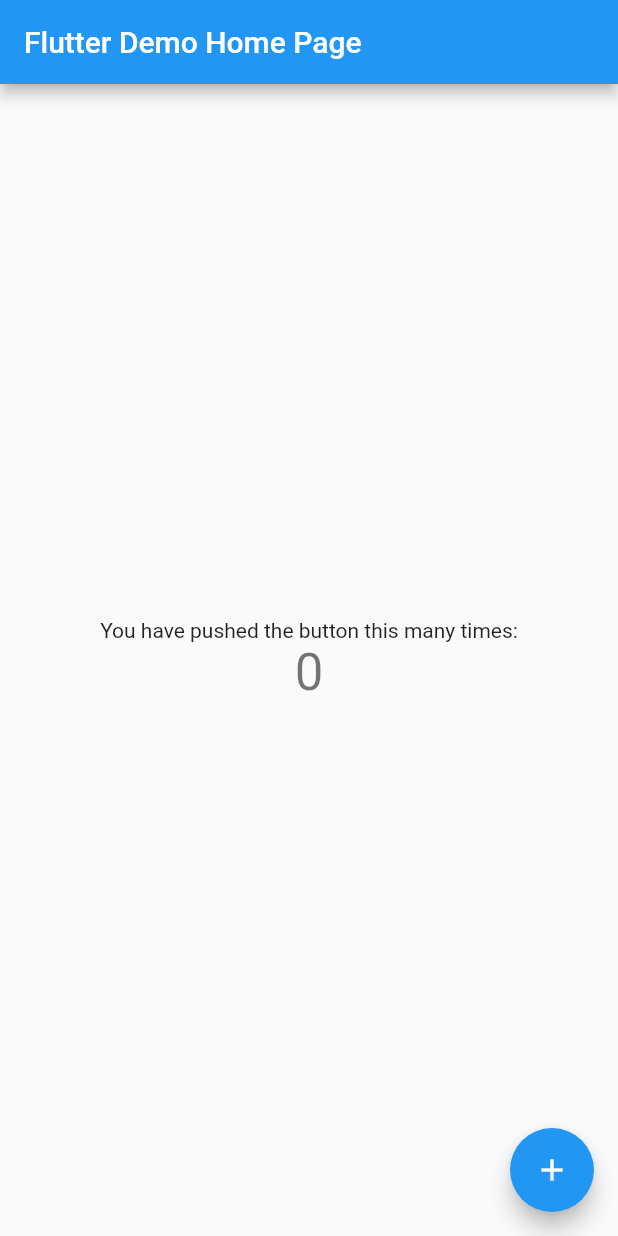
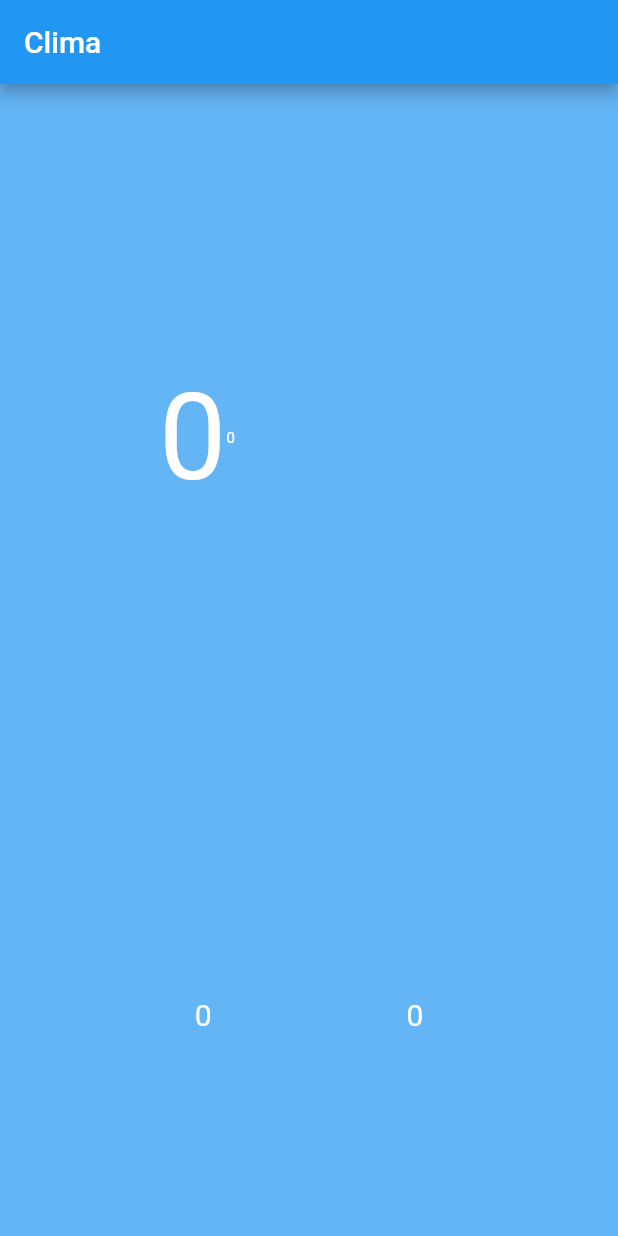
Before and after one commit to dmmaia/flutter-weather-test, a Flutter app: the screen it shows after launch, on a phone screen of 412 x 824 dp. Run offline on Flutter 3.47's test engine with Material 2 defaults, Android fonts, the phone set to English and light mode, and no system bars; our stand-ins replace dio; network calls fail.

Commit message:
feat(): weather information consult added

```diff
--- a/lib/main.dart
+++ b/lib/main.dart
@@ -1,4 +1,5 @@
 import 'package:flutter/material.dart';
+import 'package:mobx_test/screens/weather_page.dart';
 
 void main() {
   runApp(const MyApp());
@@ -13,103 +14,9 @@ class MyApp extends StatelessWidget {
     return MaterialApp(
       title: 'Flutter Demo',
       theme: ThemeData(
-        // This is the theme of your application.
-        //
-        // Try running your application with "flutter run". You'll see the
-        // application has a blue toolbar. Then, without quitting the app, try
-        // changing the primarySwatch below to Colors.green and then invoke
-        // "hot reload" (press "r" in the console where you ran "flutter run",
-        // or simply save your changes to "hot reload" in a Flutter IDE).
-        // Notice that the counter didn't reset back to zero; the application
-        // is not restarted.
         primarySwatch: Colors.blue,
       ),
-      home: const MyHomePage(title: 'Flutter Demo Home Page'),
+      home: WeatherPage(),
     );
   }
 }
-
-class MyHomePage extends StatefulWidget {
-  const MyHomePage({super.key, required this.title});
-
-  // This widget is the home page of your application. It is stateful, meaning
-  // that it has a State object (defined below) that contains fields that affect
-  // how it looks.
-
-  // This class is the configuration for the state. It holds the values (in this
-  // case the title) provided by the parent (in this case the App widget) and
-  // used by the build method of the State. Fields in a Widget subclass are
-  // always marked "final".
-
-  final String title;
-
-  @override
-  State<MyHomePage> createState() => _MyHomePageState();
-}
-
-class _MyHomePageState extends State<MyHomePage> {
-  int _counter = 0;
-
-  void _incrementCounter() {
-    setState(() {
-      // This call to setState tells the Flutter framework that something has
-      // changed in this State, which causes it to rerun the build method below
-      // so that the display can reflect the updated values. If we changed
-      // _counter without calling setState(), then the build method would not be
-      // called again, and so nothing would appear to happen.
-      _counter++;
-    });
-  }
-
-  @override
-  Widget build(BuildContext context) {
-    // This method is rerun every time setState is called, for instance as done
-    // by the _incrementCounter method above.
-    //
-    // The Flutter framework has been optimized to make rerunning build methods
-    // fast, so that you can just rebuild anything that needs updating rather
-    // than having to individually change instances of widgets.
-    return Scaffold(
-      appBar: AppBar(
-        // Here we take the value from the MyHomePage object that was created by
-        // the App.build method, and use it to set our appbar title.
-        title: Text(widget.title),
-      ),
-      body: Center(
-        // Center is a layout widget. It takes a single child and positions it
-        // in the middle of the parent.
-        child: Column(
-          // Column is also a layout widget. It takes a list of children and
-          // arranges them vertically. By default, it sizes itself to fit its
-          // children horizontally, and tries to be as tall as its parent.
-          //
-          // Invoke "debug painting" (press "p" in the console, choose the
-          // "Toggle Debug Paint" action from the Flutter Inspector in Android
-          // Studio, or the "Toggle Debug Paint" command in Visual Studio Code)
-          // to see the wireframe for each widget.
-          //
-          // Column has various properties to control how it sizes itself and
-          // how it positions its children. Here we use mainAxisAlignment to
-          // center the children vertically; the main axis here is the vertical
-          // axis because Columns are vertical (the cross axis would be
-          // horizontal).
-          mainAxisAlignment: MainAxisAlignment.center,
-          children: <Widget>[
-            const Text(
-              'You have pushed the button this many times:',
-            ),
-            Text(
-              '$_counter',
-              style: Theme.of(context).textTheme.headline4,
-            ),
-          ],
-        ),
-      ),
-      floatingActionButton: FloatingActionButton(
-        onPressed: _incrementCounter,
-        tooltip: 'Increment',
-        child: const Icon(Icons.add),
-      ), // This trailing comma makes auto-formatting nicer for build methods.
-    );
-  }
-}
--- /dev/null
+++ b/lib/models/weather_model.dart
@@ -0,0 +1,34 @@
+import 'dart:convert';
+
+getWeather(String obj) {
+  var weatherMap = jsonDecode(obj);
+  var weather = WeatherModel.fromJson(weatherMap);
+  return weather;
+}
+
+class WeatherModel {
+  double temp;
+  double tempMin;
+  double tempMax;
+  String description;
+
+  WeatherModel(
+    this.temp,
+    this.tempMin,
+    this.tempMax,
+    this.description,
+  );
+
+  WeatherModel.fromJson(Map<String, dynamic> json)
+      : temp = json['main']['temp'],
+        tempMin = json['main']['temp_min'],
+        tempMax = json['main']['temp_max'],
+        description = json['weather'][0]['description'];
+
+  Map<String, dynamic> toJson() => {
+        'temp': temp,
+        'tempMin': tempMin,
+        'tempMax': tempMax,
+        'description': description,
+      };
+}
--- /dev/null
+++ b/lib/screens/service.dart
@@ -0,0 +1,19 @@
+import 'package:dio/dio.dart';
+import 'package:http/http.dart' as http;
+import '../models/weather_model.dart';
+
+class WheaterService {
+  Future<WeatherModel?> getWheaters() async {
+    try {
+      var url = Uri.parse(
+          "https://api.openweathermap.org/data/2.5/weather?lat=44.34&lon=10.99&units=metric&appid=6b389bd41c456dd2236b304f7d2dab8f");
+      var response = await http.get(url);
+      if (response.statusCode == 200) {
+        WeatherModel _model = getWeather(response.body);
+        return _model;
+      }
+    } catch (e) {
+      print(e.toString());
+    }
+  }
+}
--- /dev/null
+++ b/lib/screens/weather_page.dart
@@ -0,0 +1,77 @@
+import 'dart:ui';
+
+import 'package:flutter/material.dart';
+import 'package:mobx_test/screens/service.dart';
+
+import '../models/weather_model.dart';
+
+class WeatherPage extends StatefulWidget {
+  const WeatherPage({Key? key}) : super(key: key);
+
+  @override
+  _WeatherPageState createState() => _WeatherPageState();
+}
+
+class _WeatherPageState extends State<WeatherPage> {
+  var _weatherModel;
+  @override
+  void initState() {
+    super.initState();
+    _getData();
+  }
+
+  void _getData() async {
+    _weatherModel = (await WheaterService().getWheaters())!;
+    Future.delayed(const Duration(seconds: 1)).then((value) => setState(() {}));
+  }
+
+  @override
+  Widget build(BuildContext context) {
+    return Scaffold(
+      appBar: AppBar(
+        title: const Text('Clima'),
+      ),
+      body: Container(
+        color: Colors.blue[300],
+        width: 800,
+        child:
+            Column(mainAxisAlignment: MainAxisAlignment.spaceAround, children: [
+          SizedBox(
+            width: 200,
+            height: 200,
+            child:
+                Row(crossAxisAlignment: CrossAxisAlignment.center, children: [
+              Text(
+                  _weatherModel != null
+                      ? '${(_weatherModel.temp.round())}º'
+                      : '0',
+                  style: const TextStyle(color: Colors.white, fontSize: 80)),
+              Text(
+                textAlign: TextAlign.center,
+                _weatherModel != null ? '${(_weatherModel.description)}' : '0',
+                style: const TextStyle(color: Colors.white, fontSize: 10),
+              )
+            ]),
+          ),
+          Row(
+            mainAxisAlignment: MainAxisAlignment.spaceEvenly,
+            children: [
+              Text(
+                _weatherModel != null
+                    ? 'Min ${(_weatherModel.tempMin.round())}º'
+                    : '0',
+                style: const TextStyle(color: Colors.white, fontSize: 20),
+              ),
+              Text(
+                _weatherModel != null
+                    ? 'Max ${(_weatherModel.tempMax.round())}º'
+                    : '0',
+                style: const TextStyle(color: Colors.white, fontSize: 20),
+              )
+            ],
+          )
+        ]),
+      ),
+    );
+  }
+}
--- a/pubspec.yaml
+++ b/pubspec.yaml
@@ -29,9 +29,13 @@ environment:
 # the latest version available on pub.dev. To see which dependencies have newer
 # versions available, run `flutter pub outdated`.
 dependencies:
+  rxdart: any
+  dio: any
+  http: any
+  mobx: any
+  flutter_mobx: any
   flutter:
     sdk: flutter
-
 
   # The following adds the Cupertino Icons font to your application.
   # Use with the CupertinoIcons class for iOS style icons.
```
Also changed, not shown: pubspec.lock.
